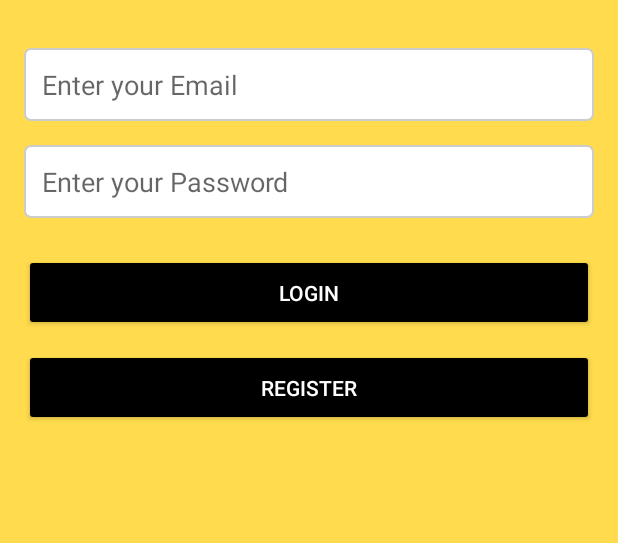
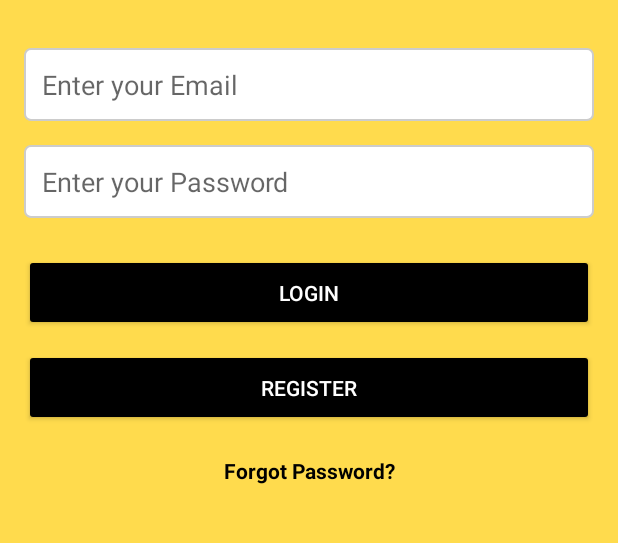
Before and after one commit to HaykParsamyan/HeavyPath, an Android app: the screen it shows after launch (LoginActivity), on a phone screen of 412 x 824 dp, the part 161-704 px from its top. Run offline under Robolectric (Android 15) with nearby library versions, the light colour scheme and no system bars; our stand-ins replace Firebase (no records; nobody signed in at launch, a user with empty details on screens opened directly).

Commit message:
add forget password

```diff
--- a/app/src/main/java/com/example/heavypath_project/LoginActivity.java
+++ b/app/src/main/java/com/example/heavypath_project/LoginActivity.java
@@ -1,26 +1,28 @@
 package com.example.heavypath_project;
 
-import android.content.Intent;
 import android.os.Bundle;
 import android.text.TextUtils;
+import android.content.Intent;
+
 import android.util.Log;
 import android.widget.Button;
 import android.widget.EditText;
+import android.widget.TextView;
 import android.widget.Toast;
 
 import androidx.appcompat.app.AppCompatActivity;
 
 import com.google.firebase.auth.FirebaseAuth;
-import com.google.firebase.auth.FirebaseUser;
 
 public class LoginActivity extends AppCompatActivity {
 
     private static final String TAG = "LoginActivity";
 
-    private EditText emailEditText; // Email input field
-    private EditText passwordEditText; // Password input field
+    private EditText emailEditText;
+    private EditText passwordEditText;
     private Button loginButton;
     private Button registerButton;
+    private TextView forgotPasswordTextView; // New TextView for "Forgot Password"
 
     private FirebaseAuth mAuth;
 
@@ -34,6 +36,7 @@
         passwordEditText = findViewById(R.id.password);
         loginButton = findViewById(R.id.login_button);
         registerButton = findViewById(R.id.register_button);
+        forgotPasswordTextView = findViewById(R.id.forgot_password); // Forgot Password
 
         // Initialize Firebase Auth
         mAuth = FirebaseAuth.getInstance();
@@ -47,6 +50,9 @@
             Intent intent = new Intent(LoginActivity.this, RegisterActivity.class);
             startActivity(intent);
         });
+
+        // Forgot password click listener
+        forgotPasswordTextView.setOnClickListener(v -> sendPasswordResetEmail());
     }
 
     private void loginUser() {
@@ -67,16 +73,11 @@
         mAuth.signInWithEmailAndPassword(email, password).addOnCompleteListener(task -> {
             if (task.isSuccessful()) {
                 // Login successful
-                FirebaseUser user = mAuth.getCurrentUser();
-                if (user != null && user.isEmailVerified()) {
-                    Toast.makeText(LoginActivity.this, "Login successful!", Toast.LENGTH_SHORT).show();
-                    // Navigate to MainHomeActivity
-                    Intent intent = new Intent(LoginActivity.this, MainHomeActivity.class);
-                    startActivity(intent);
-                    finish(); // Optional: prevent going back to login
-                } else {
-                    Toast.makeText(LoginActivity.this, "Please verify your email before logging in.", Toast.LENGTH_LONG).show();
-                }
+                Toast.makeText(LoginActivity.this, "Login successful!", Toast.LENGTH_SHORT).show();
+                // Navigate to MainHomeActivity
+                Intent intent = new Intent(LoginActivity.this, MainHomeActivity.class);
+                startActivity(intent);
+                finish();
             } else {
                 // Login failed
                 String errorMessage = task.getException().getMessage();
@@ -85,4 +86,25 @@
             }
         });
     }
+
+    private void sendPasswordResetEmail() {
+        String email = emailEditText.getText().toString().trim();
+
+        // Validate email input
+        if (TextUtils.isEmpty(email)) {
+            emailEditText.setError("Enter your email to reset your password");
+            return;
+        }
+
+        // Firebase Password Reset Email
+        mAuth.sendPasswordResetEmail(email).addOnCompleteListener(task -> {
+            if (task.isSuccessful()) {
+                Toast.makeText(LoginActivity.this, "Password reset email sent!", Toast.LENGTH_SHORT).show();
+            } else {
+                String errorMessage = task.getException().getMessage();
+                Log.e(TAG, "Failed to send password reset email: " + errorMessage);
+                Toast.makeText(LoginActivity.this, "Failed to send reset email: " + errorMessage, Toast.LENGTH_LONG).show();
+            }
+        });
+    }
 }
--- a/app/src/main/res/layout/activity_login.xml
+++ b/app/src/main/res/layout/activity_login.xml
@@ -72,5 +72,19 @@
             android:layout_marginBottom="12dp"
             android:fontFamily="sans-serif-medium" />
 
+        <TextView
+            android:id="@+id/forgot_password"
+            android:layout_width="wrap_content"
+            android:layout_height="wrap_content"
+            android:text="Forgot Password?"
+            android:textColor="@color/black"
+            android:textSize="14sp"
+            android:textStyle="bold"
+            android:gravity="center"
+            android:layout_marginTop="8dp"
+            android:layout_gravity="center_horizontal"
+            android:clickable="true"
+            android:focusable="true" />
+
     </LinearLayout>
 </ScrollView>
```
